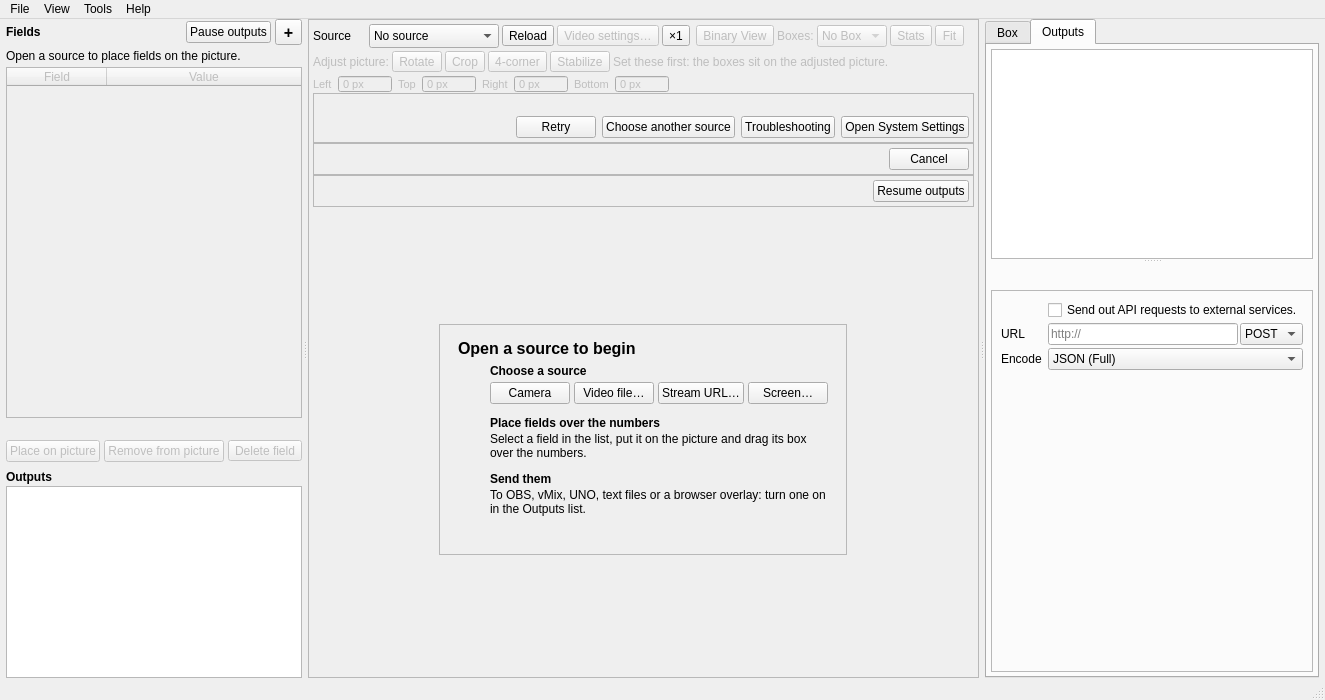
Before: the Qt Designer form src/mainwindow.ui in ThomasMcCrossin/scoresight, drawn with Qt 5.
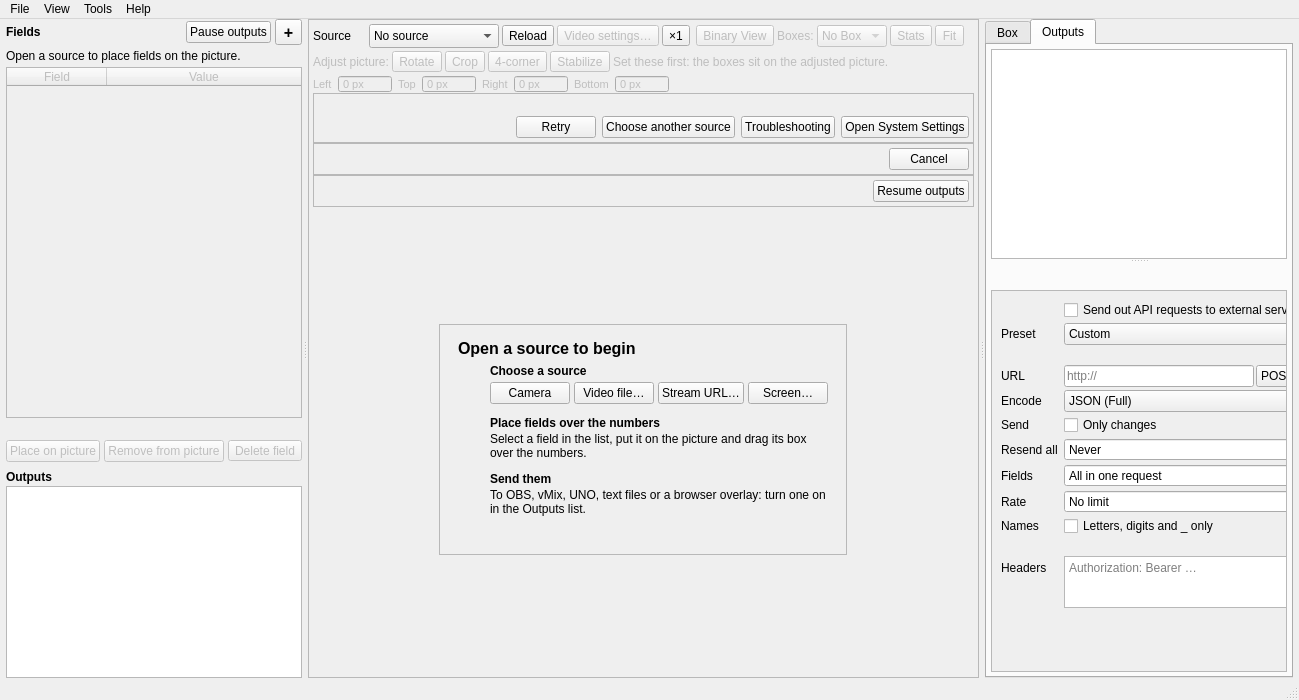
After: the same form once the commit is applied. The open tabs and pages were chosen to show the change.

Commit message: Outbound API: only changes, headers, per-field requests, presets

The edit to the form file:
```diff
--- a/src/mainwindow.ui
+++ b/src/mainwindow.ui
@@ -3874,6 +3874,34 @@
                </layout>
               </widget>
               <widget class="QWidget" name="tab_api">
+               <layout class="QVBoxLayout" name="verticalLayout_api">
+                <property name="spacing">
+                 <number>0</number>
+                </property>
+                <property name="leftMargin">
+                 <number>0</number>
+                </property>
+                <property name="topMargin">
+                 <number>0</number>
+                </property>
+                <property name="rightMargin">
+                 <number>0</number>
+                </property>
+                <property name="bottomMargin">
+                 <number>0</number>
+                </property>
+                <item>
+                 <widget class="QScrollArea" name="scrollArea_api">
+                  <property name="frameShape">
+                   <enum>QFrame::NoFrame</enum>
+                  </property>
+                  <property name="horizontalScrollBarPolicy">
+                   <enum>Qt::ScrollBarAlwaysOff</enum>
+                  </property>
+                  <property name="widgetResizable">
+                   <bool>true</bool>
+                  </property>
+                  <widget class="QWidget" name="scrollAreaWidgetContents_api">
                <layout class="QFormLayout" name="formLayout_3">
                 <property name="fieldGrowthPolicy">
                  <enum>QFormLayout::AllNonFixedFieldsGrow</enum>
@@ -3891,6 +3919,105 @@
                   </property>
                  </widget>
                 </item>
+                    <item row="1" column="0">
+                     <widget class="QLabel" name="label_outApiPreset">
+                      <property name="text">
+                       <string>Preset</string>
+                      </property>
+                     </widget>
+                    </item>
+                    <item row="1" column="1">
+                     <widget class="QComboBox" name="comboBox_outApiPreset">
+                      <property name="toolTip">
+                       <string>Fill in the settings for a product. You can still change every setting afterwards.</string>
+                      </property>
+                      <item>
+                       <property name="text">
+                        <string>Custom</string>
+                       </property>
+                      </item>
+                      <item>
+                       <property name="text">
+                        <string notr="true">TriCaster DataLink</string>
+                       </property>
+                      </item>
+                      <item>
+                       <property name="text">
+                        <string notr="true">Epiphan Pearl</string>
+                       </property>
+                      </item>
+                     </widget>
+                    </item>
+                    <item row="2" column="1">
+                     <widget class="QLabel" name="label_outApiPresetHelp">
+                      <property name="wordWrap">
+                       <bool>true</bool>
+                      </property>
+                     </widget>
+                    </item>
+                    <item row="3" column="0">
+                     <widget class="QLabel" name="label_20">
+                      <property name="text">
+                       <string>URL</string>
+                      </property>
+                     </widget>
+                    </item>
+                    <item row="3" column="1">
+                     <widget class="QWidget" name="widget_24" native="true">
+                      <layout class="QHBoxLayout" name="horizontalLayout_27">
+                       <property name="spacing">
+                        <number>2</number>
+                       </property>
+                       <property name="leftMargin">
+                        <number>0</number>
+                       </property>
+                       <property name="topMargin">
+                        <number>0</number>
+                       </property>
+                       <property name="rightMargin">
+                        <number>0</number>
+                       </property>
+                       <property name="bottomMargin">
+                        <number>0</number>
+                       </property>
+                       <item>
+                        <widget class="QLineEdit" name="lineEdit_api_url">
+                         <property name="accessibleName">
+                          <string>API URL</string>
+                         </property>
+                         <property name="toolTip">
+                          <string>The URL the readings are sent to. With {field} and {value} in it, each field is sent in its own request, for example http://host/set?key={field}&amp;value={value}. For a login, put it in the URL: http://user:password@host/...</string>
+                         </property>
+                         <property name="placeholderText">
+                          <string>http://</string>
+                         </property>
+                        </widget>
+                       </item>
+                       <item>
+                        <widget class="QComboBox" name="comboBox_outApiMethod">
+                         <property name="toolTip">
+                          <string>The HTTP method of the requests</string>
+                         </property>
+                         <item>
+                          <property name="text">
+                           <string>POST</string>
+                          </property>
+                         </item>
+                         <item>
+                          <property name="text">
+                           <string>PUT</string>
+                          </property>
+                         </item>
+                         <item>
+                          <property name="text">
+                           <string>GET</string>
+                          </property>
+                         </item>
+                        </widget>
+                       </item>
+                      </layout>
+                     </widget>
+                    </item>
                 <item row="4" column="0">
                  <widget class="QLabel" name="label_21">
                   <property name="text">
@@ -3925,7 +4052,158 @@
                   </item>
                  </widget>
                 </item>
+                    <item row="5" column="0">
+                     <widget class="QLabel" name="label_outApiSend">
+                      <property name="text">
+                       <string>Send</string>
+                      </property>
+                     </widget>
+                    </item>
                 <item row="5" column="1">
+                     <widget class="QCheckBox" name="checkBox_outApiOnlyChanges">
+                      <property name="toolTip">
+                       <string>Send a reading only when its value changed (off: every reading on every detection cycle)</string>
+                      </property>
+                      <property name="text">
+                       <string>Only changes</string>
+                      </property>
+                     </widget>
+                    </item>
+                    <item row="6" column="0">
+                     <widget class="QLabel" name="label_outApiRefresh">
+                      <property name="text">
+                       <string>Resend all</string>
+                      </property>
+                     </widget>
+                    </item>
+                    <item row="6" column="1">
+                     <widget class="QSpinBox" name="spinBox_outApiRefresh">
+                      <property name="toolTip">
+                       <string>With Only changes: also send every value again this often, for a receiver that forgets them when it restarts</string>
+                      </property>
+                      <property name="specialValueText">
+                       <string>Never</string>
+                      </property>
+                      <property name="prefix">
+                       <string>every </string>
+                      </property>
+                      <property name="suffix">
+                       <string notr="true"> s</string>
+                      </property>
+                      <property name="maximum">
+                       <number>3600</number>
+                      </property>
+                     </widget>
+                    </item>
+                    <item row="7" column="0">
+                     <widget class="QLabel" name="label_outApiFields">
+                      <property name="text">
+                       <string>Fields</string>
+                      </property>
+                     </widget>
+                    </item>
+                    <item row="7" column="1">
+                     <widget class="QSpinBox" name="spinBox_outApiFieldsPerRequest">
+                      <property name="toolTip">
+                       <string>How many fields one request carries: all of them (one request per detection cycle), or at most this many (a request per batch of changed fields). A URL with {field} or {value} always sends one field per request.</string>
+                      </property>
+                      <property name="specialValueText">
+                       <string>All in one request</string>
+                      </property>
+                      <property name="suffix">
+                       <string> per request</string>
+                      </property>
+                      <property name="maximum">
+                       <number>99</number>
+                      </property>
+                     </widget>
+                    </item>
+                    <item row="8" column="0">
+                     <widget class="QLabel" name="label_outApiRate">
+                      <property name="text">
+                       <string>Rate</string>
+                      </property>
+                     </widget>
+                    </item>
+                    <item row="8" column="1">
+                     <widget class="QSpinBox" name="spinBox_outApiMaxRate">
+                      <property name="toolTip">
+                       <string>At most this many requests per second (the latest values wait for their turn)</string>
+                      </property>
+                      <property name="specialValueText">
+                       <string>No limit</string>
+                      </property>
+                      <property name="suffix">
+                       <string> requests/s</string>
+                      </property>
+                      <property name="maximum">
+                       <number>100</number>
+                      </property>
+                     </widget>
+                    </item>
+                    <item row="9" column="0">
+                     <widget class="QLabel" name="label_outApiNames">
+                      <property name="text">
+                       <string>Names</string>
+                      </property>
+                     </widget>
+                    </item>
+                    <item row="9" column="1">
+                     <widget class="QCheckBox" name="checkBox_outApiSafeNames">
+                      <property name="toolTip">
+                       <string>Send the field names in lower case with letters, digits and _ only ("Home Score" as home_score), for receivers that allow no other names</string>
+                      </property>
+                      <property name="text">
+                       <string>Letters, digits and _ only</string>
+                      </property>
+                     </widget>
+                    </item>
+                    <item row="10" column="1">
+                     <widget class="QLabel" name="label_outApiNamesSent">
+                      <property name="toolTip">
+                       <string>The names the fields are sent with</string>
+                      </property>
+                      <property name="wordWrap">
+                       <bool>true</bool>
+                      </property>
+                      <property name="textInteractionFlags">
+                       <set>Qt::TextSelectableByMouse</set>
+                      </property>
+                     </widget>
+                    </item>
+                    <item row="11" column="0">
+                     <widget class="QLabel" name="label_outApiHeaders">
+                      <property name="text">
+                       <string>Headers</string>
+                      </property>
+                     </widget>
+                    </item>
+                    <item row="11" column="1">
+                     <widget class="QPlainTextEdit" name="plainTextEdit_outApiHeaders">
+                      <property name="maximumSize">
+                       <size>
+                        <width>16777215</width>
+                        <height>52</height>
+                       </size>
+                      </property>
+                      <property name="accessibleName">
+                       <string>Request headers</string>
+                      </property>
+                      <property name="toolTip">
+                       <string>Extra request headers, one "Name: value" per line, for example an Authorization token</string>
+                      </property>
+                      <property name="tabChangesFocus">
+                       <bool>true</bool>
+                      </property>
+                      <property name="lineWrapMode">
+                       <enum>QPlainTextEdit::NoWrap</enum>
+                      </property>
+                      <property name="placeholderText">
+                       <string notr="true">Authorization: Bearer …</string>
+                      </property>
+                     </widget>
+                    </item>
+                    <item row="12" column="1">
                  <spacer name="verticalSpacer">
                   <property name="orientation">
                    <enum>Qt::Vertical</enum>
@@ -3933,72 +4211,13 @@
                   <property name="sizeHint" stdset="0">
                    <size>
                     <width>20</width>
-                    <height>40</height>
+                        <height>0</height>
                    </size>
                   </property>
                  </spacer>
                 </item>
-                <item row="1" column="1">
-                 <widget class="QWidget" name="widget_24" native="true">
-                  <layout class="QHBoxLayout" name="horizontalLayout_27">
-                   <property name="spacing">
-                    <number>2</number>
-                   </property>
-                   <property name="leftMargin">
-                    <number>0</number>
-                   </property>
-                   <property name="topMargin">
-                    <number>0</number>
-                   </property>
-                   <property name="rightMargin">
-                    <number>0</number>
-                   </property>
-                   <property name="bottomMargin">
-                    <number>0</number>
-                   </property>
-                   <item>
-                    <widget class="QLineEdit" name="lineEdit_api_url">
-                     <property name="accessibleName">
-                      <string>API URL</string>
-                     </property>
-                     <property name="toolTip">
-                      <string>The URL the readings are sent to</string>
-                     </property>
-                     <property name="placeholderText">
-                      <string>http://</string>
-                     </property>
-                    </widget>
-                   </item>
-                   <item>
-                    <widget class="QComboBox" name="comboBox_outApiMethod">
-                     <property name="toolTip">
-                      <string>The HTTP method of the requests</string>
-                     </property>
-                     <item>
-                      <property name="text">
-                       <string>POST</string>
-                      </property>
-                     </item>
-                     <item>
-                      <property name="text">
-                       <string>PUT</string>
-                      </property>
-                     </item>
-                     <item>
-                      <property name="text">
-                       <string>GET</string>
-                      </property>
-                     </item>
-                    </widget>
-                   </item>
-                  </layout>
-                 </widget>
-                </item>
-                <item row="1" column="0">
-                 <widget class="QLabel" name="label_20">
-                  <property name="text">
-                   <string>URL</string>
-                  </property>
+                   </layout>
+                  </widget>
                  </widget>
                 </item>
                </layout>
```
Lines whose indentation alone changed are shown as unchanged. The commit also changes 7 other files.
